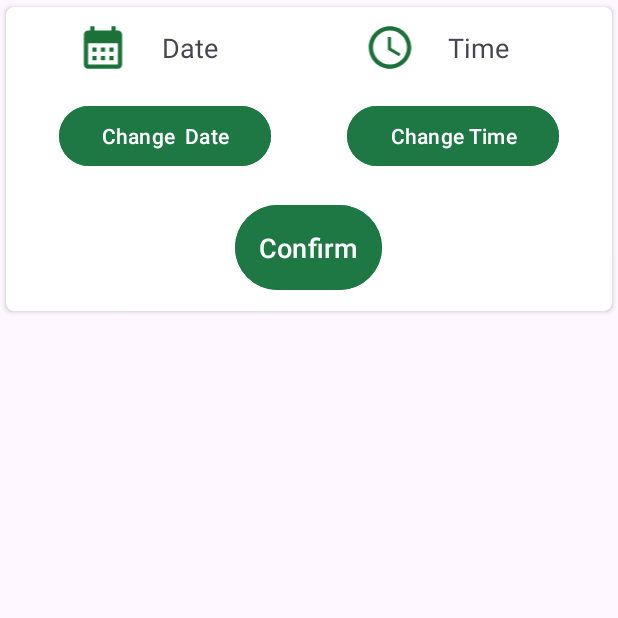
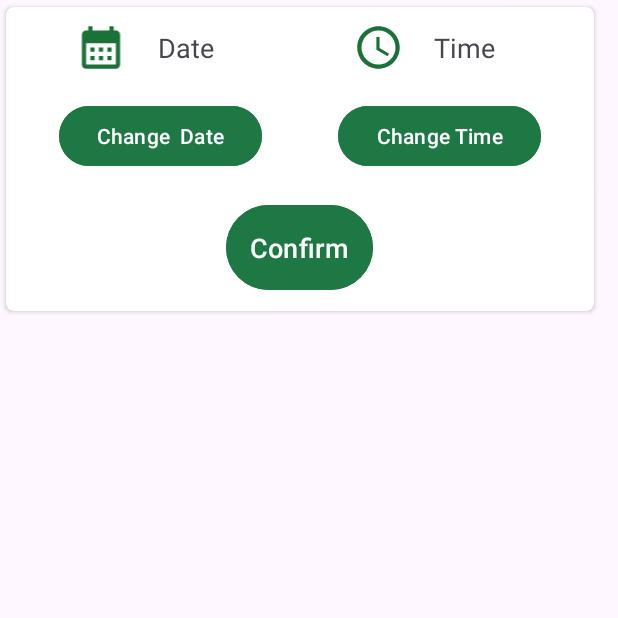
Before and after one commit to SinadjanRudge/doct, an Android app: the fragment PatientAppointmentReschedule shown on its own in the app's theme, on a phone screen of 412 x 824 dp, the top half of it. Run offline under Robolectric (Android 15) with nearby library versions, the phone set to English and light mode, and no system bars.

Commit message:
Integrated Patient Appointment Reschedule Pending  Modal

```diff
--- a/app/src/main/java/com/triadss/doctrack2/activity/patient/PatientHome.java
+++ b/app/src/main/java/com/triadss/doctrack2/activity/patient/PatientHome.java
@@ -14,7 +14,6 @@ import com.google.firebase.auth.FirebaseUser;
 import com.triadss.doctrack2.activity.LoginActivity;
 import com.triadss.doctrack2.R;
 import com.triadss.doctrack2.activity.core.DeviceFragment;
-import com.triadss.doctrack2.activity.patient.fragment.AppointmentRequest;
 import com.triadss.doctrack2.activity.patient.fragment.PatientAppointmentFragment;
 import com.triadss.doctrack2.activity.patient.fragment.PatientMedicationFragment;
 import com.triadss.doctrack2.activity.patient.fragment.RecordFragment;
--- a/app/src/main/res/layout/fragment_patient_appointment_reschedule.xml
+++ b/app/src/main/res/layout/fragment_patient_appointment_reschedule.xml
@@ -2,7 +2,7 @@
 <androidx.cardview.widget.CardView xmlns:android="http://schemas.android.com/apk/res/android"
     xmlns:app="http://schemas.android.com/apk/res-auto"
     xmlns:tools="http://schemas.android.com/tools"
-    android:layout_width="match_parent"
+    android:layout_width="400dp"
     android:layout_height="wrap_content"
     android:elevation="5dp"
     app:cardCornerRadius="5dp"
@@ -21,7 +21,6 @@
 
 
         </LinearLayout>
-
 
 
         <LinearLayout
@@ -49,7 +48,7 @@
                     android:src="@drawable/calendar" />
 
                 <TextView
-                    android:id="@+id/medicationDate"
+                    android:id="@+id/updateDate"
                     android:layout_width="wrap_content"
                     android:layout_height="match_parent"
                     android:layout_weight="1"
@@ -78,7 +77,7 @@
                     android:src="@drawable/time" />
 
                 <TextView
-                    android:id="@+id/medicationTime"
+                    android:id="@+id/updateTime"
                     android:layout_width="wrap_content"
                     android:layout_height="match_parent"
                     android:layout_weight="1"
@@ -92,12 +91,12 @@
         <LinearLayout
             android:layout_width="match_parent"
             android:layout_height="match_parent"
+            android:layout_marginBottom="18dp"
             android:layout_weight="1"
-            android:layout_marginBottom="18dp"
             android:orientation="horizontal">
 
             <Button
-                android:id="@+id/medicationComplete"
+                android:id="@+id/dateBtn"
                 android:layout_width="wrap_content"
                 android:layout_height="wrap_content"
                 android:layout_marginHorizontal="25dp"
@@ -106,7 +105,7 @@
                 android:text="Change  Date" />
 
             <Button
-                android:id="@+id/medicationUpdate"
+                android:id="@+id/timeBtn"
                 android:layout_width="wrap_content"
                 android:layout_height="wrap_content"
                 android:layout_marginHorizontal="25dp"
@@ -116,14 +115,15 @@
 
 
         </LinearLayout>
+
         <Button
             android:id="@+id/confirmbutton"
             android:layout_width="wrap_content"
             android:layout_height="wrap_content"
             android:layout_gravity="center"
-            android:text="Confirm"
             android:backgroundTint="@color/green"
             android:padding="16dp"
+            android:text="Confirm"
             android:textSize="18sp"
 
 
--- a/app/src/main/res/layout/fragment_update_record.xml
+++ b/app/src/main/res/layout/fragment_update_record.xml
@@ -25,7 +25,7 @@
         android:layout_below="@+id/update_record_toolbar"
         android:layout_centerHorizontal="true"
         android:layout_marginTop="20sp"
-        android:text="@string/kindly_provide_your_updated_personal_details"
+        android:text="@string/kindly_provide_your_patient_personal_details"
         android:textSize="20sp" />
     <!-- EMAIL   -->
     <com.google.android.material.textfield.TextInputLayout
--- a/app/src/main/res/values/strings.xml
+++ b/app/src/main/res/values/strings.xml
@@ -23,6 +23,9 @@
     <string name="id_number">ID Number</string>
     <string name="patient_list">Patient List</string>
     <string name="device">Device</string>
+    <string name="update_record">Update Record</string>
+    <string name="view_record">View Record</string>
+    <string name="view_patient_record">Patient Personal Information</string>
     <!-- TODO: Remove or change this placeholder text -->
     <string name="hello_blank_fragment">Hello blank fragment</string>
 
```
Also changed, not shown: app/src/main/java/com/triadss/doctrack2/activity/patient/fragment/PatientAppointmentPendingAdapter.java (+68 -1 lines).
